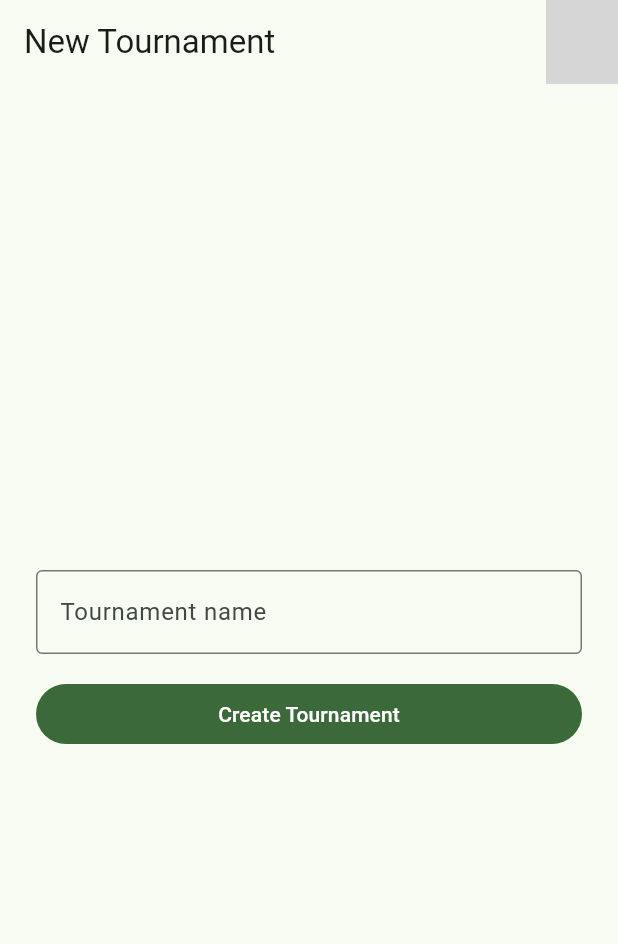
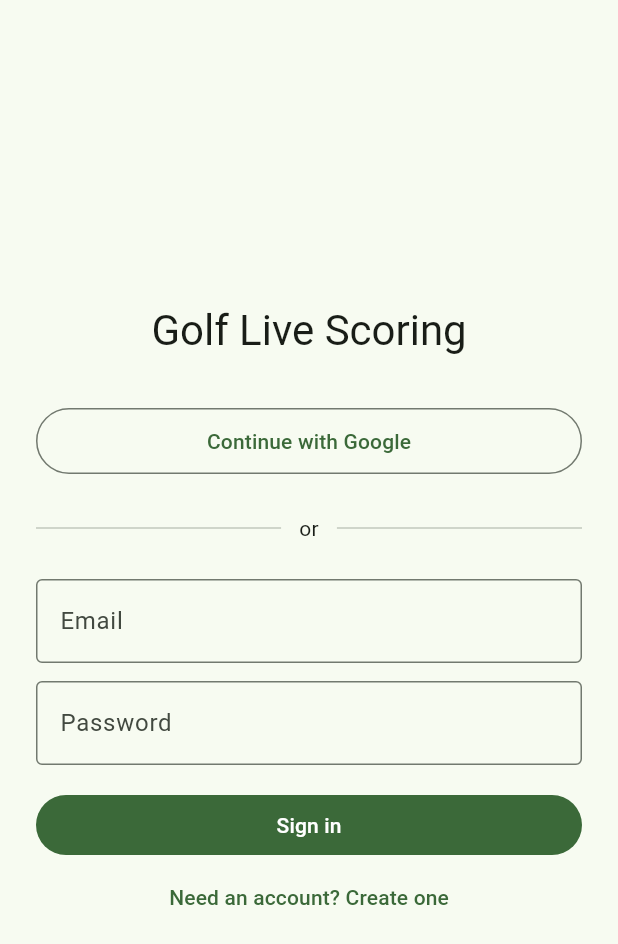
Before and after one commit to JakeRiegert/golf-app-client, a Flutter app: the screen it shows after launch, on a phone screen of 412 x 824 dp. Shown: the top 944 px of the screen. Run offline on Flutter 3.47's test engine with Material 3 defaults, Android fonts, the phone set to English and light mode, and no system bars; our stand-ins replace firebase_auth, firebase_core; accounts and stored records are empty; statements that could not run were skipped; grey boxes are pictures that could not be loaded.

Commit message:
Swap Amplify/Cognito for Firebase Auth: Google and email/password sign-in
Phase 2 of the move back to Google Cloud. Replaces the four amplify_* packages
(and amplifyconfiguration.dart) with firebase_core and firebase_auth, using the
config generated by flutterfire configure for project golf-live-scoring-app-510200.

- main.dart: Firebase.initializeApp plus an auth-state gate; a placeholder
  signed-in screen shows name, email and uid until the debug harness exists.
- sign_in_screen.dart: Continue with Google first (popup on web), email/password
  as the fallback. Hand-written rather than firebase_ui_auth, whose Google web
  flow needs a separately configured client ID. Errors show code and message.
- widget test now covers the sign-in screen.

Verified by hand in a browser: Google sign-in returns the profile name, email
and uid; email/password create and sign-in work. The create-tournament screen
is removed until its Cloud Function exists; the AWS version is preserved at tag
aws-final.

Co-Authored-By: Claude Sonnet 5.5 <noreply@anthropic.com>

```diff
--- a/lib/main.dart
+++ b/lib/main.dart
@@ -1,28 +1,14 @@
-import 'package:amplify_api/amplify_api.dart';
-import 'package:amplify_auth_cognito/amplify_auth_cognito.dart';
-import 'package:amplify_authenticator/amplify_authenticator.dart';
-import 'package:amplify_flutter/amplify_flutter.dart';
+import 'package:firebase_auth/firebase_auth.dart';
+import 'package:firebase_core/firebase_core.dart';
 import 'package:flutter/material.dart';
 
-import 'amplifyconfiguration.dart';
+import 'firebase_options.dart';
+import 'sign_in_screen.dart';
 
 Future<void> main() async {
   WidgetsFlutterBinding.ensureInitialized();
-  await _configureAmplify();
+  await Firebase.initializeApp(options: DefaultFirebaseOptions.currentPlatform);
   runApp(const GolfApp());
-}
-
-Future<void> _configureAmplify() async {
-  try {
-    await Amplify.addPlugins([
-      AmplifyAuthCognito(),
-      AmplifyAPI(),
-    ]);
-    await Amplify.configure(amplifyconfig);
-  } on Exception catch (e) {
-    // Safe to ignore "already configured" on hot restart; anything else is worth seeing.
-    safePrint('Amplify configure error: $e');
-  }
 }
 
 class GolfApp extends StatelessWidget {
@@ -30,156 +16,61 @@ class GolfApp extends StatelessWidget {
 
   @override
   Widget build(BuildContext context) {
-    return Authenticator(
-      child: MaterialApp(
+    return MaterialApp(
       title: 'Golf Live Scoring',
       theme: ThemeData(colorSchemeSeed: Colors.green, useMaterial3: true),
-        builder: Authenticator.builder(),
-        home: const CreateTournamentScreen(),
-      ),
+      home: const AuthGate(),
     );
   }
 }
 
-class CreateTournamentScreen extends StatefulWidget {
-  const CreateTournamentScreen({super.key});
+class AuthGate extends StatelessWidget {
+  const AuthGate({super.key});
 
   @override
-  State<CreateTournamentScreen> createState() => _CreateTournamentScreenState();
+  Widget build(BuildContext context) {
+    return StreamBuilder<User?>(
+      stream: FirebaseAuth.instance.authStateChanges(),
+      builder: (context, snapshot) {
+        if (snapshot.connectionState == ConnectionState.waiting) {
+          return const Scaffold(body: Center(child: CircularProgressIndicator()));
         }
-
-class _CreateTournamentScreenState extends State<CreateTournamentScreen> {
-  final _nameController = TextEditingController();
-  bool _isSubmitting = false;
-  String? _lastCreatedName;
-  String? _errorMessage;
-
-  @override
-  void initState() {
-    super.initState();
-    _upsertPlayerProfile();
-  }
-
-  static const _upsertPlayerProfileMutation = '''
-    mutation UpsertPlayerProfile {
-      upsertPlayerProfile {
-        id
-        createdAt
-        updatedAt
-      }
-    }
-  ''';
-
-  // Fire-and-forget identity sync, not a user-facing action -- seeds/touches this caller's
-  // Player row on every sign-in (see docs/blueprint.md: auto-called once on first sign-in,
-  // idempotent so re-firing on later sign-ins is harmless). No displayName/avatarUrl seeding
-  // yet -- see the players Lambda plan for why that's deliberately deferred.
-  Future<void> _upsertPlayerProfile() async {
-    try {
-      final request = GraphQLRequest<String>(document: _upsertPlayerProfileMutation);
-      await Amplify.API.mutate(request: request).response;
-    } on Exception catch (e) {
-      safePrint('upsertPlayerProfile error: $e');
+        final user = snapshot.data;
+        return user == null ? const SignInScreen() : HomeScreen(user: user);
+      },
+    );
   }
 }
 
-  static const _createTournamentMutation = '''
-    mutation CreateTournament(\$name: String!) {
-      createTournament(name: \$name) {
-        id
-        name
-        createdAt
-        organizerId
-      }
-    }
-  ''';
+// Placeholder signed-in screen for the auth milestone. Becomes the debug harness (a field and
+// button per callable function) once the Cloud Functions exist.
+class HomeScreen extends StatelessWidget {
+  const HomeScreen({super.key, required this.user});
 
-  Future<void> _createTournament() async {
-    final name = _nameController.text.trim();
-    if (name.isEmpty) return;
-
-    setState(() {
-      _isSubmitting = true;
-      _errorMessage = null;
-    });
-
-    try {
-      final request = GraphQLRequest<String>(
-        document: _createTournamentMutation,
-        variables: {'name': name},
-      );
-      final response = await Amplify.API.mutate(request: request).response;
-
-      if (response.hasErrors) {
-        setState(() => _errorMessage = response.errors.first.message);
-      } else {
-        setState(() {
-          _lastCreatedName = name;
-          _nameController.clear();
-        });
-      }
-    } on Exception catch (e) {
-      setState(() => _errorMessage = e.toString());
-    } finally {
-      setState(() => _isSubmitting = false);
-    }
-  }
+  final User user;
 
   @override
   Widget build(BuildContext context) {
     return Scaffold(
       appBar: AppBar(
-        title: const Text('New Tournament'),
-        actions: const [SignOutButton()],
+        title: const Text('Golf Live Scoring'),
+        actions: [
+          TextButton(
+            onPressed: () => FirebaseAuth.instance.signOut(),
+            child: const Text('Sign out'),
+          ),
+        ],
       ),
       body: Center(
-        child: ConstrainedBox(
-          constraints: const BoxConstraints(maxWidth: 420),
-          child: Padding(
-            padding: const EdgeInsets.all(24),
         child: Column(
           mainAxisSize: MainAxisSize.min,
-              crossAxisAlignment: CrossAxisAlignment.stretch,
           children: [
-                TextField(
-                  controller: _nameController,
-                  decoration: const InputDecoration(
-                    labelText: 'Tournament name',
-                    hintText: 'e.g. Myrtle Beach Trip 2026',
-                    border: OutlineInputBorder(),
-                  ),
-                  onSubmitted: (_) => _createTournament(),
-                ),
-                const SizedBox(height: 16),
-                FilledButton(
-                  onPressed: _isSubmitting ? null : _createTournament,
-                  child: _isSubmitting
-                      ? const SizedBox(
-                          width: 20,
-                          height: 20,
-                          child: CircularProgressIndicator(strokeWidth: 2),
-                        )
-                      : const Text('Create Tournament'),
-                ),
-                if (_lastCreatedName != null) ...[
-                  const SizedBox(height: 24),
-                  Text(
-                    'Created "$_lastCreatedName" — saved to DynamoDB via AppSync.',
-                    style: Theme.of(context).textTheme.bodyMedium,
-                    textAlign: TextAlign.center,
-                  ),
+            Text('Signed in', style: Theme.of(context).textTheme.headlineSmall),
+            const SizedBox(height: 12),
+            Text(user.displayName ?? '(no display name)'),
+            Text(user.email ?? '(no email)'),
+            Text('uid: ${user.uid}', style: Theme.of(context).textTheme.bodySmall),
           ],
-                if (_errorMessage != null) ...[
-                  const SizedBox(height: 24),
-                  Text(
-                    _errorMessage!,
-                    style: TextStyle(color: Theme.of(context).colorScheme.error),
-                    textAlign: TextAlign.center,
-                  ),
-                ],
-              ],
-            ),
-          ),
         ),
       ),
     );
--- /dev/null
+++ b/lib/sign_in_screen.dart
@@ -0,0 +1,153 @@
+import 'package:firebase_auth/firebase_auth.dart';
+import 'package:flutter/foundation.dart' show kIsWeb;
+import 'package:flutter/material.dart';
+
+// Minimal sign-in: "Continue with Google" first (fewest clicks, no account creation),
+// email/password as the fallback. Deliberately not firebase_ui_auth -- Google on web there
+// needs a separately configured client ID, and this covers everything we need today.
+class SignInScreen extends StatefulWidget {
+  const SignInScreen({super.key});
+
+  @override
+  State<SignInScreen> createState() => _SignInScreenState();
+}
+
+class _SignInScreenState extends State<SignInScreen> {
+  final _emailController = TextEditingController();
+  final _passwordController = TextEditingController();
+  bool _isCreatingAccount = false;
+  bool _isBusy = false;
+  String? _errorMessage;
+
+  @override
+  void dispose() {
+    _emailController.dispose();
+    _passwordController.dispose();
+    super.dispose();
+  }
+
+  Future<void> _run(Future<void> Function() action) async {
+    setState(() {
+      _isBusy = true;
+      _errorMessage = null;
+    });
+    try {
+      await action();
+    } on FirebaseAuthException catch (e) {
+      debugPrint('FirebaseAuthException code=${e.code} message=${e.message}');
+      if (mounted) setState(() => _errorMessage = '${e.code}: ${e.message ?? '(no message)'}');
+    } catch (e) {
+      debugPrint('Sign-in failed: $e');
+      if (mounted) setState(() => _errorMessage = e.toString());
+    } finally {
+      if (mounted) setState(() => _isBusy = false);
+    }
+  }
+
+  Future<void> _signInWithGoogle() => _run(() async {
+        final provider = GoogleAuthProvider();
+        if (kIsWeb) {
+          await FirebaseAuth.instance.signInWithPopup(provider);
+        } else {
+          await FirebaseAuth.instance.signInWithProvider(provider);
+        }
+      });
+
+  Future<void> _submitEmail() => _run(() async {
+        final email = _emailController.text.trim();
+        final password = _passwordController.text;
+        if (_isCreatingAccount) {
+          await FirebaseAuth.instance
+              .createUserWithEmailAndPassword(email: email, password: password);
+        } else {
+          await FirebaseAuth.instance
+              .signInWithEmailAndPassword(email: email, password: password);
+        }
+      });
+
+  @override
+  Widget build(BuildContext context) {
+    return Scaffold(
+      body: Center(
+        child: ConstrainedBox(
+          constraints: const BoxConstraints(maxWidth: 420),
+          child: SingleChildScrollView(
+            padding: const EdgeInsets.all(24),
+            child: Column(
+              mainAxisSize: MainAxisSize.min,
+              crossAxisAlignment: CrossAxisAlignment.stretch,
+              children: [
+                Text(
+                  'Golf Live Scoring',
+                  style: Theme.of(context).textTheme.headlineMedium,
+                  textAlign: TextAlign.center,
+                ),
+                const SizedBox(height: 32),
+                OutlinedButton(
+                  onPressed: _isBusy ? null : _signInWithGoogle,
+                  child: const Padding(
+                    padding: EdgeInsets.symmetric(vertical: 12),
+                    child: Text('Continue with Google'),
+                  ),
+                ),
+                const SizedBox(height: 24),
+                const Row(
+                  children: [
+                    Expanded(child: Divider()),
+                    Padding(
+                      padding: EdgeInsets.symmetric(horizontal: 12),
+                      child: Text('or'),
+                    ),
+                    Expanded(child: Divider()),
+                  ],
+                ),
+                const SizedBox(height: 24),
+                TextField(
+                  controller: _emailController,
+                  keyboardType: TextInputType.emailAddress,
+                  decoration: const InputDecoration(
+                    labelText: 'Email',
+                    border: OutlineInputBorder(),
+                  ),
+                ),
+                const SizedBox(height: 12),
+                TextField(
+                  controller: _passwordController,
+                  obscureText: true,
+                  decoration: const InputDecoration(
+                    labelText: 'Password',
+                    border: OutlineInputBorder(),
+                  ),
+                  onSubmitted: (_) => _isBusy ? null : _submitEmail(),
+                ),
+                const SizedBox(height: 16),
+                FilledButton(
+                  onPressed: _isBusy ? null : _submitEmail,
+                  child: Text(_isCreatingAccount ? 'Create account' : 'Sign in'),
+                ),
+                TextButton(
+                  onPressed: _isBusy
+                      ? null
+                      : () => setState(() => _isCreatingAccount = !_isCreatingAccount),
+                  child: Text(
+                    _isCreatingAccount
+                        ? 'Already have an account? Sign in'
+                        : 'Need an account? Create one',
+                  ),
+                ),
+                if (_errorMessage != null) ...[
+                  const SizedBox(height: 12),
+                  Text(
+                    _errorMessage!,
+                    style: TextStyle(color: Theme.of(context).colorScheme.error),
+                    textAlign: TextAlign.center,
+                  ),
+                ],
+              ],
+            ),
+          ),
+        ),
+      ),
+    );
+  }
+}
```
Also changed, not shown: lib/amplifyconfiguration.dart (deleted, +0 -39 lines), pubspec.yaml (+2 -5 lines), firebase.json (added), lib/firebase_options.dart (added), pubspec.lock, 6 other files. Lines whose indentation alone changed are shown as unchanged.
